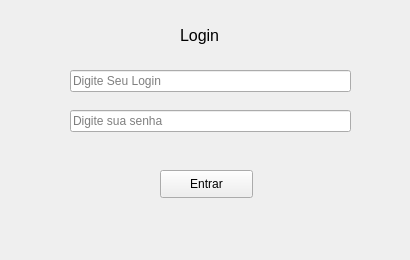
Old version of the form Login/tela_login.ui in the repository Tewdric/qt-Designer.
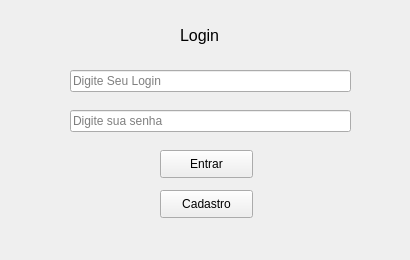
New version of the form.

What changed in the file:
```diff
--- a/Login/tela_login.ui
+++ b/Login/tela_login.ui
@@ -43,7 +43,7 @@
    <property name="geometry">
     <rect>
      <x>160</x>
-     <y>170</y>
+     <y>150</y>
      <width>93</width>
      <height>28</height>
     </rect>
@@ -70,6 +70,19 @@
     <string>Login</string>
    </property>
   </widget>
+  <widget class="QPushButton" name="pushButton_cadastro">
+   <property name="geometry">
+    <rect>
+     <x>160</x>
+     <y>190</y>
+     <width>93</width>
+     <height>28</height>
+    </rect>
+   </property>
+   <property name="text">
+    <string>Cadastro</string>
+   </property>
+  </widget>
  </widget>
  <resources/>
  <connections/>
```
